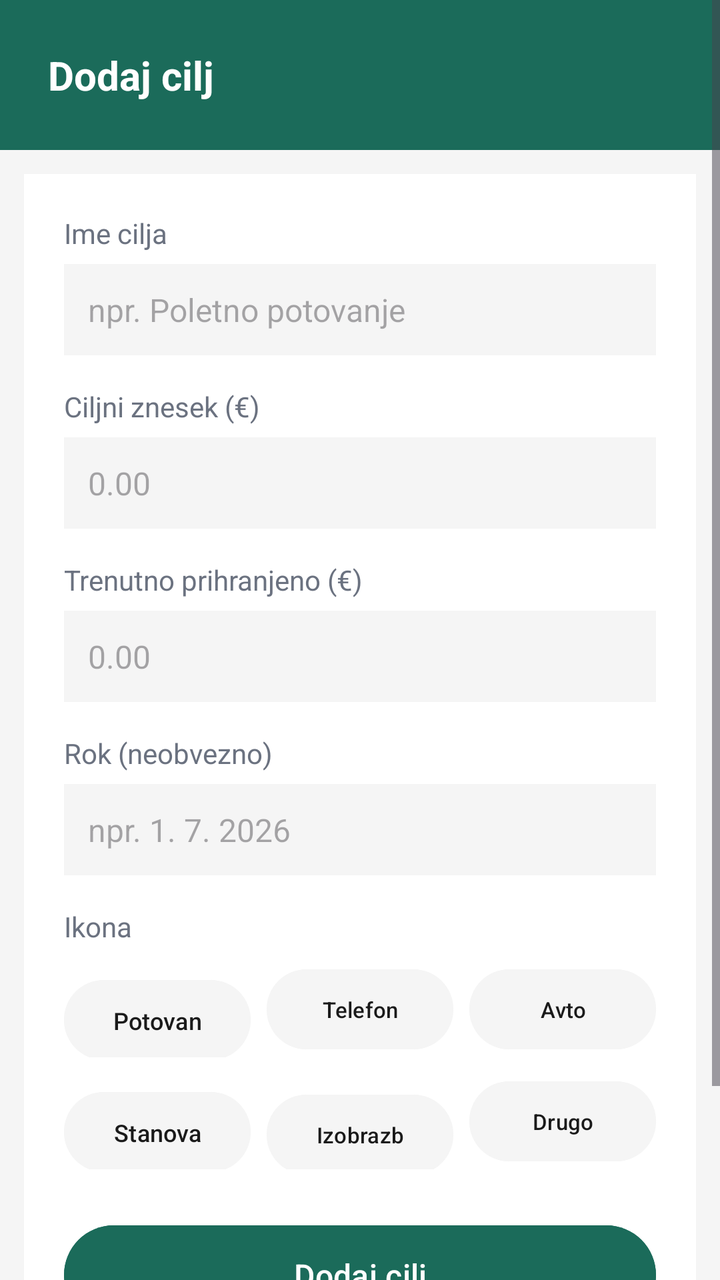
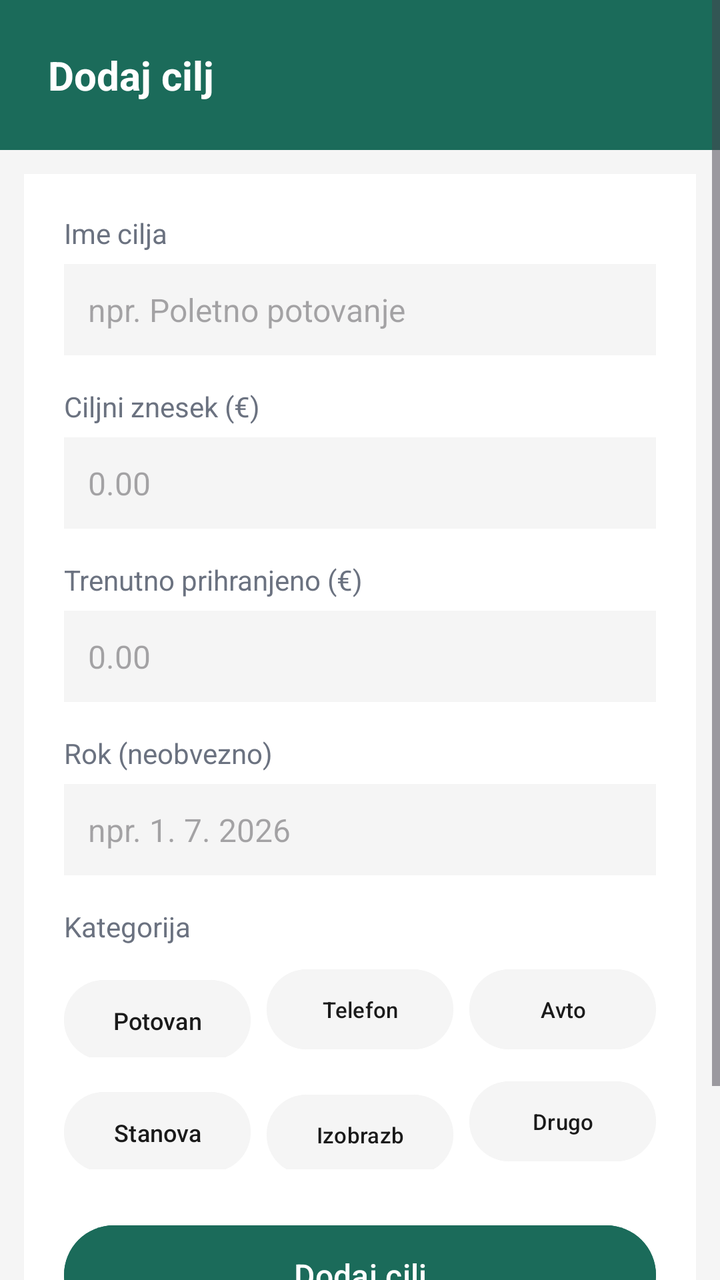

The first picture is an Android layout as it rendered before a commit; the second is the same layout after the commit. The layout source and the unified diff follow.
<!-- AndroidManifest.xml: application theme Theme.FinFlow -->
<!-- res/layout/activity_dodaj_cilj.xml -->
<?xml version="1.0" encoding="utf-8"?>
<ScrollView
    xmlns:android="http://schemas.android.com/apk/res/android"
    android:layout_width="match_parent"
    android:layout_height="match_parent"
    android:background="@color/sivaKartica">

    <LinearLayout
        android:layout_width="match_parent"
        android:layout_height="wrap_content"
        android:orientation="vertical">

        
        <LinearLayout
            android:layout_width="match_parent"
            android:layout_height="wrap_content"
            android:background="@color/zelena"
            android:orientation="vertical"
            android:padding="24dp">

            <TextView
                android:layout_width="wrap_content"
                android:layout_height="wrap_content"
                android:text="Dodaj cilj"
                android:textColor="@color/bela"
                android:textSize="20sp"
                android:textStyle="bold" />

        </LinearLayout>

        
        <LinearLayout
            android:layout_width="match_parent"
            android:layout_height="wrap_content"
            android:background="@color/bela"
            android:orientation="vertical"
            android:padding="20dp"
            android:layout_marginTop="12dp"
            android:layout_marginStart="12dp"
            android:layout_marginEnd="12dp"
            android:layout_marginBottom="12dp">

            
            <TextView
                android:layout_width="wrap_content"
                android:layout_height="wrap_content"
                android:text="Ime cilja"
                android:textColor="@color/besediloSivo"
                android:textSize="14sp" />

            <EditText
                android:id="@+id/et_ime_cilja"
                android:layout_width="match_parent"
                android:layout_height="wrap_content"
                android:hint="npr. Poletno potovanje"
                android:inputType="text"
                android:textSize="16sp"
                android:padding="12dp"
                android:layout_marginTop="6dp"
                android:background="@color/sivaKartica" />

            
            <TextView
                android:layout_width="wrap_content"
                android:layout_height="wrap_content"
                android:text="Ciljni znesek (€)"
                android:textColor="@color/besediloSivo"
                android:textSize="14sp"
                android:layout_marginTop="16dp" />

            <EditText
                android:id="@+id/et_ciljni_znesek"
                android:layout_width="match_parent"
                android:layout_height="wrap_content"
                android:hint="0.00"
                android:inputType="numberDecimal"
                android:textSize="16sp"
                android:padding="12dp"
                android:layout_marginTop="6dp"
                android:background="@color/sivaKartica" />

            
            <TextView
                android:layout_width="wrap_content"
                android:layout_height="wrap_content"
                android:text="Trenutno prihranjeno (€)"
                android:textColor="@color/besediloSivo"
                android:textSize="14sp"
                android:layout_marginTop="16dp" />

            <EditText
                android:id="@+id/et_prihranjeno"
                android:layout_width="match_parent"
                android:layout_height="wrap_content"
                android:hint="0.00"
                android:inputType="numberDecimal"
                android:textSize="16sp"
                android:padding="12dp"
                android:layout_marginTop="6dp"
                android:background="@color/sivaKartica" />

            
            <TextView
                android:layout_width="wrap_content"
                android:layout_height="wrap_content"
                android:text="Rok (neobvezno)"
                android:textColor="@color/besediloSivo"
                android:textSize="14sp"
                android:layout_marginTop="16dp" />

            <EditText
                android:id="@+id/et_rok"
                android:layout_width="match_parent"
                android:layout_height="wrap_content"
                android:hint="npr. 1. 7. 2026"
                android:inputType="text"
                android:textSize="16sp"
                android:padding="12dp"
                android:layout_marginTop="6dp"
                android:background="@color/sivaKartica" />

            
            <TextView
                android:layout_width="wrap_content"
                android:layout_height="wrap_content"
                android:text="Ikona"
                android:textColor="@color/besediloSivo"
                android:textSize="14sp"
                android:layout_marginTop="16dp" />

            <LinearLayout
                android:layout_width="match_parent"
                android:layout_height="wrap_content"
                android:orientation="horizontal"
                android:layout_marginTop="8dp">

                <Button
                    android:id="@+id/btn_ikona_potovanje"
                    android:layout_width="0dp"
                    android:layout_height="wrap_content"
                    android:layout_weight="1"
                    android:text="Potovanje"
                    android:textSize="12sp"
                    android:maxLines="1"
                    android:layout_marginEnd="4dp"
                    android:backgroundTint="@color/sivaKartica"
                    android:textColor="@color/besediloTemno" />

                <Button
                    android:id="@+id/btn_ikona_telefon"
                    android:layout_width="0dp"
                    android:layout_height="wrap_content"
                    android:layout_weight="1"
                    android:text="Telefon"
                    android:textSize="11sp"
                    android:maxLines="1"
                    android:layout_marginStart="4dp"
                    android:layout_marginEnd="4dp"
                    android:backgroundTint="@color/sivaKartica"
                    android:textColor="@color/besediloTemno" />

                <Button
                    android:id="@+id/btn_ikona_avto"
                    android:layout_width="0dp"
                    android:layout_height="wrap_content"
                    android:layout_weight="1"
                    android:text="Avto"
                    android:textSize="11sp"
                    android:maxLines="1"
                    android:layout_marginStart="4dp"
                    android:backgroundTint="@color/sivaKartica"
                    android:textColor="@color/besediloTemno" />

            </LinearLayout>

            <LinearLayout
                android:layout_width="match_parent"
                android:layout_height="wrap_content"
                android:orientation="horizontal"
                android:layout_marginTop="8dp">

                <Button
                    android:id="@+id/btn_ikona_stanovanje"
                    android:layout_width="0dp"
                    android:layout_height="wrap_content"
                    android:layout_weight="1"
                    android:text="Stanovanje"
                    android:textSize="12sp"
                    android:maxLines="1"
                    android:layout_marginEnd="4dp"
                    android:backgroundTint="@color/sivaKartica"
                    android:textColor="@color/besediloTemno" />

                <Button
                    android:id="@+id/btn_ikona_izobrazba"
                    android:layout_width="0dp"
                    android:layout_height="wrap_content"
                    android:layout_weight="1"
                    android:text="Izobrazba"
                    android:textSize="11sp"
                    android:maxLines="1"
                    android:layout_marginStart="4dp"
                    android:layout_marginEnd="4dp"
                    android:backgroundTint="@color/sivaKartica"
                    android:textColor="@color/besediloTemno" />

                <Button
                    android:id="@+id/btn_ikona_drugo"
                    android:layout_width="0dp"
                    android:layout_height="wrap_content"
                    android:layout_weight="1"
                    android:text="Drugo"
                    android:textSize="11sp"
                    android:maxLines="1"
                    android:layout_marginStart="4dp"
                    android:backgroundTint="@color/sivaKartica"
                    android:textColor="@color/besediloTemno" />

            </LinearLayout>

            
            <Button
                android:id="@+id/btn_dodaj_cilj"
                android:layout_width="match_parent"
                android:layout_height="wrap_content"
                android:text="Dodaj cilj"
                android:textSize="16sp"
                android:textColor="@color/bela"
                android:backgroundTint="@color/zelena"
                android:layout_marginTop="24dp"
                android:padding="14dp" />

            
            <Button
                android:id="@+id/btn_preklici"
                android:layout_width="match_parent"
                android:layout_height="wrap_content"
                android:text="Prekliči"
                android:textSize="16sp"
                android:textColor="@color/besediloSivo"
                android:backgroundTint="@android:color/transparent"
                android:layout_marginTop="8dp" />

        </LinearLayout>

    </LinearLayout>

</ScrollView>
<!-- resources referenced by this layout -->
<resources>
  <color name="bela">#FFFFFF</color>
  <color name="besediloSivo">#6B7280</color>
  <color name="besediloTemno">#1A1A1A</color>
  <color name="sivaKartica">#F5F5F5</color>
  <color name="zelena">#1B6B5A</color>
  <style name="Theme.FinFlow" parent="Base.Theme.FinFlow" />
  <style name="Base.Theme.FinFlow" parent="Theme.Material3.DayNight.NoActionBar">
          
          
      </style>
</resources>

<!-- the commit's change to res/layout/activity_dodaj_cilj.xml (unified diff, before → after) -->
@@ -21,7 +21,7 @@
             <TextView
                 android:layout_width="wrap_content"
                 android:layout_height="wrap_content"
-                android:text="Dodaj cilj"
+                android:text="@string/dodaj_cilj_naslov"
                 android:textColor="@color/bela"
                 android:textSize="20sp"
                 android:textStyle="bold" />
@@ -44,7 +44,7 @@
             <TextView
                 android:layout_width="wrap_content"
                 android:layout_height="wrap_content"
-                android:text="Ime cilja"
+                android:text="@string/dodaj_cilj_ime_label"
                 android:textColor="@color/besediloSivo"
                 android:textSize="14sp" />
 
@@ -52,7 +52,7 @@
                 android:id="@+id/et_ime_cilja"
                 android:layout_width="match_parent"
                 android:layout_height="wrap_content"
-                android:hint="npr. Poletno potovanje"
+                android:hint="@string/dodaj_cilj_ime_hint"
                 android:inputType="text"
                 android:textSize="16sp"
                 android:padding="12dp"
@@ -63,7 +63,7 @@
             <TextView
                 android:layout_width="wrap_content"
                 android:layout_height="wrap_content"
-                android:text="Ciljni znesek (€)"
+                android:text="@string/dodaj_cilj_znesek_label"
                 android:textColor="@color/besediloSivo"
                 android:textSize="14sp"
                 android:layout_marginTop="16dp" />
@@ -72,7 +72,7 @@
                 android:id="@+id/et_ciljni_znesek"
                 android:layout_width="match_parent"
                 android:layout_height="wrap_content"
-                android:hint="0.00"
+                android:hint="@string/znesek_hint"
                 android:inputType="numberDecimal"
                 android:textSize="16sp"
                 android:padding="12dp"
@@ -83,7 +83,7 @@
             <TextView
                 android:layout_width="wrap_content"
                 android:layout_height="wrap_content"
-                android:text="Trenutno prihranjeno (€)"
+                android:text="@string/dodaj_cilj_prihranjeno_label"
                 android:textColor="@color/besediloSivo"
                 android:textSize="14sp"
                 android:layout_marginTop="16dp" />
@@ -92,7 +92,7 @@
                 android:id="@+id/et_prihranjeno"
                 android:layout_width="match_parent"
                 android:layout_height="wrap_content"
-                android:hint="0.00"
+                android:hint="@string/znesek_hint"
                 android:inputType="numberDecimal"
                 android:textSize="16sp"
                 android:padding="12dp"
@@ -103,7 +103,7 @@
             <TextView
                 android:layout_width="wrap_content"
                 android:layout_height="wrap_content"
-                android:text="Rok (neobvezno)"
+                android:text="@string/dodaj_cilj_rok_label"
                 android:textColor="@color/besediloSivo"
                 android:textSize="14sp"
                 android:layout_marginTop="16dp" />
@@ -112,7 +112,7 @@
                 android:id="@+id/et_rok"
                 android:layout_width="match_parent"
                 android:layout_height="wrap_content"
-                android:hint="npr. 1. 7. 2026"
+                android:hint="@string/dodaj_cilj_rok_hint"
                 android:inputType="text"
                 android:textSize="16sp"
                 android:padding="12dp"
@@ -123,7 +123,7 @@
             <TextView
                 android:layout_width="wrap_content"
                 android:layout_height="wrap_content"
-                android:text="Ikona"
+                android:text="@string/dodaj_strosek_kategorija"
                 android:textColor="@color/besediloSivo"
                 android:textSize="14sp"
                 android:layout_marginTop="16dp" />
@@ -139,7 +139,7 @@
                     android:layout_width="0dp"
                     android:layout_height="wrap_content"
                     android:layout_weight="1"
-                    android:text="Potovanje"
+                    android:text="@string/kat_potovanje"
                     android:textSize="12sp"
                     android:maxLines="1"
                     android:layout_marginEnd="4dp"
@@ -151,7 +151,7 @@
                     android:layout_width="0dp"
                     android:layout_height="wrap_content"
                     android:layout_weight="1"
-                    android:text="Telefon"
+                    android:text="@string/kat_telefon"
                     android:textSize="11sp"
                     android:maxLines="1"
                     android:layout_marginStart="4dp"
@@ -164,7 +164,7 @@
                     android:layout_width="0dp"
                     android:layout_height="wrap_content"
                     android:layout_weight="1"
-                    android:text="Avto"
+                    android:text="@string/kat_avto"
                     android:textSize="11sp"
                     android:maxLines="1"
                     android:layout_marginStart="4dp"
@@ -184,7 +184,7 @@
                     android:layout_width="0dp"
                     android:layout_height="wrap_content"
                     android:layout_weight="1"
-                    android:text="Stanovanje"
+                    android:text="@string/kat_stanovanje"
                     android:textSize="12sp"
                     android:maxLines="1"
                     android:layout_marginEnd="4dp"
@@ -196,7 +196,7 @@
                     android:layout_width="0dp"
                     android:layout_height="wrap_content"
                     android:layout_weight="1"
-                    android:text="Izobrazba"
+                    android:text="@string/kat_izobrazba"
                     android:textSize="11sp"
                     android:maxLines="1"
                     android:layout_marginStart="4dp"
@@ -209,7 +209,7 @@
                     android:layout_width="0dp"
                     android:layout_height="wrap_content"
                     android:layout_weight="1"
-                    android:text="Drugo"
+                    android:text="@string/kat_drugo"
                     android:textSize="11sp"
                     android:maxLines="1"
                     android:layout_marginStart="4dp"
@@ -223,7 +223,7 @@
                 android:id="@+id/btn_dodaj_cilj"
                 android:layout_width="match_parent"
                 android:layout_height="wrap_content"
-                android:text="Dodaj cilj"
+                android:text="@string/dodaj_cilj_gumb_dodaj"
                 android:textSize="16sp"
                 android:textColor="@color/bela"
                 android:backgroundTint="@color/zelena"
@@ -235,7 +235,7 @@
                 android:id="@+id/btn_preklici"
                 android:layout_width="match_parent"
                 android:layout_height="wrap_content"
-                android:text="Prekliči"
+                android:text="@string/gumb_preklici"
                 android:textSize="16sp"
                 android:textColor="@color/besediloSivo"
                 android:backgroundTint="@android:color/transparent"
<!-- resource entries referenced after the edit -->
@@ -5,6 +5,23 @@
   <color name="besediloTemno">#1A1A1A</color>
   <color name="sivaKartica">#F5F5F5</color>
   <color name="zelena">#1B6B5A</color>
+  <string name="dodaj_cilj_gumb_dodaj">Dodaj cilj</string>
+  <string name="dodaj_cilj_ime_hint">npr. Poletno potovanje</string>
+  <string name="dodaj_cilj_ime_label">Ime cilja</string>
+  <string name="dodaj_cilj_naslov">Dodaj cilj</string>
+  <string name="dodaj_cilj_prihranjeno_label">Trenutno prihranjeno (€)</string>
+  <string name="dodaj_cilj_rok_hint">npr. 1. 7. 2026</string>
+  <string name="dodaj_cilj_rok_label">Rok (neobvezno)</string>
+  <string name="dodaj_cilj_znesek_label">Ciljni znesek (€)</string>
+  <string name="dodaj_strosek_kategorija">Kategorija</string>
+  <string name="gumb_preklici">Prekliči</string>
+  <string name="kat_avto">Avto</string>
+  <string name="kat_drugo">Drugo</string>
+  <string name="kat_izobrazba">Izobrazba</string>
+  <string name="kat_potovanje">Potovanje</string>
+  <string name="kat_stanovanje">Stanovanje</string>
+  <string name="kat_telefon">Telefon</string>
+  <string name="znesek_hint">0.00</string>
   <style name="Theme.FinFlow" parent="Base.Theme.FinFlow" />
   <style name="Base.Theme.FinFlow" parent="Theme.Material3.DayNight.NoActionBar">
           
